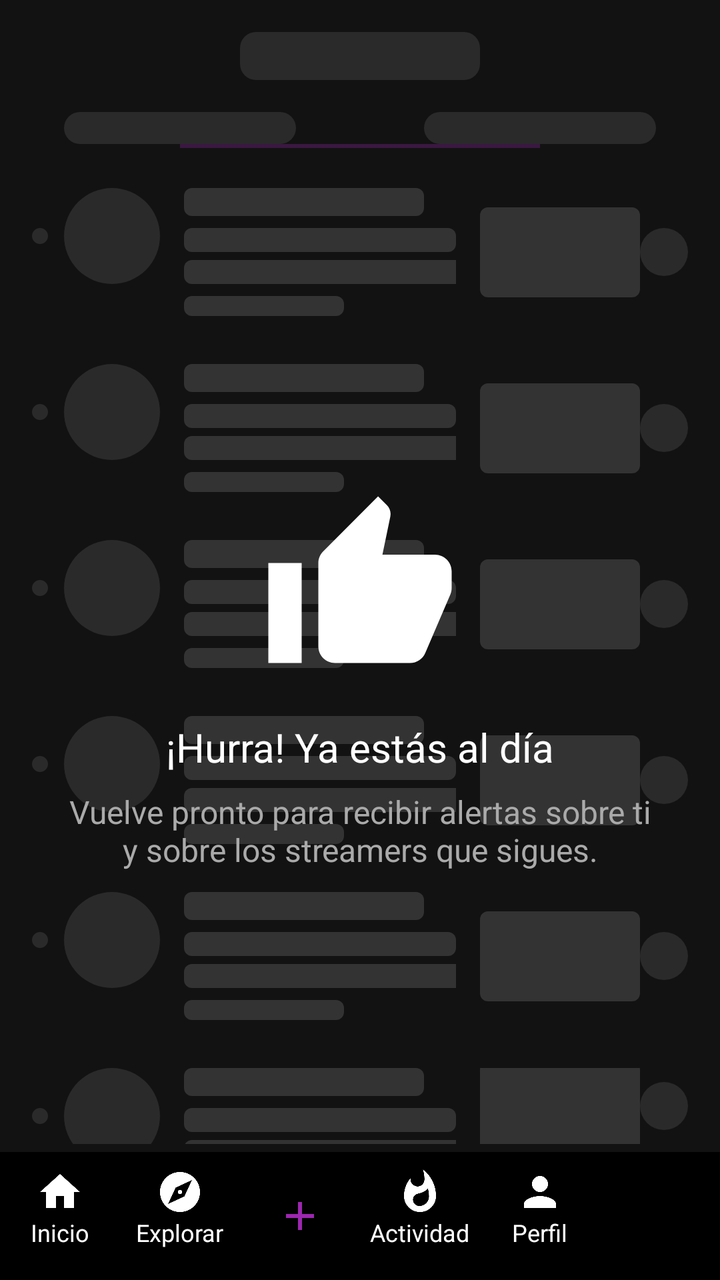
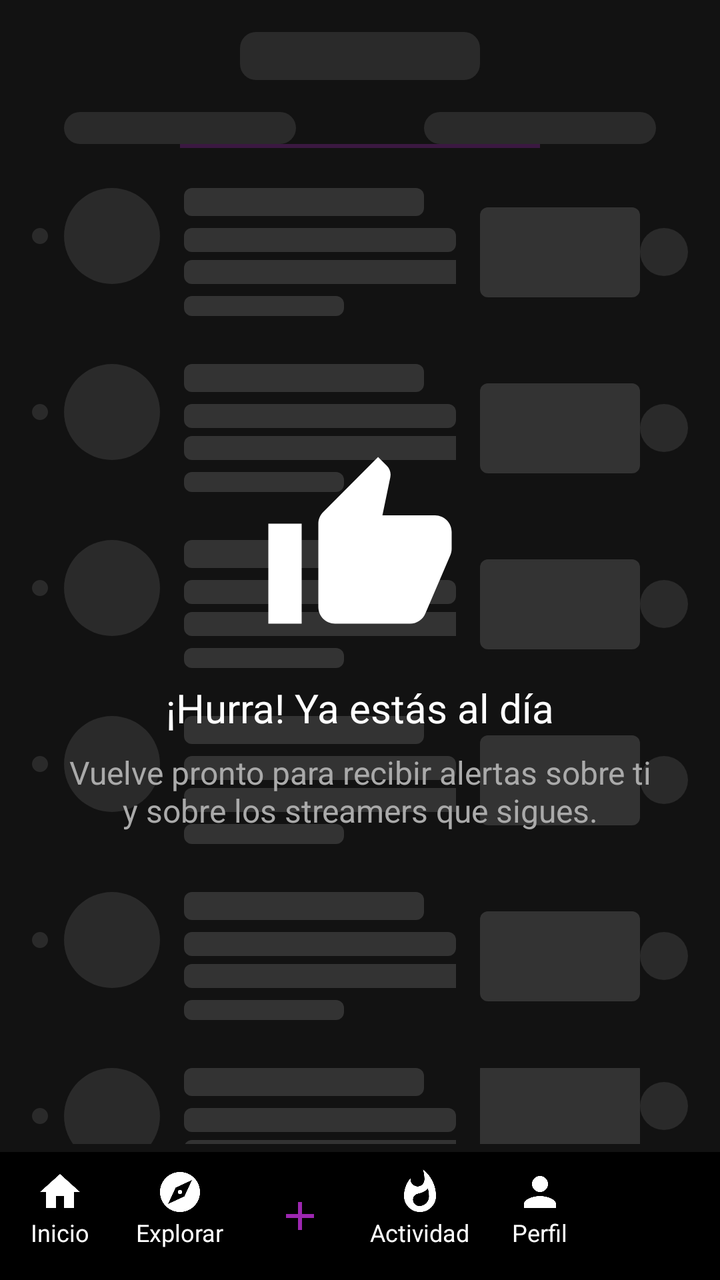

Screens rendered from an Android XML layout before and after an edit, with the pre-edit source and the edit as a unified diff.
<!-- AndroidManifest.xml: application theme Theme.CourseV -->
<!-- res/layout/fragment_notificaciones.xml -->
<?xml version="1.0" encoding="utf-8"?>
<androidx.constraintlayout.widget.ConstraintLayout xmlns:android="http://schemas.android.com/apk/res/android"
    xmlns:app="http://schemas.android.com/apk/res-auto"
    xmlns:tools="http://schemas.android.com/tools"
    android:layout_width="match_parent"
    android:layout_height="match_parent"
    android:background="#121212"
    tools:context=".ui.NotificacionesFragment">

    
    <TextView
        android:id="@+id/titleText"
        android:layout_width="wrap_content"
        android:layout_height="wrap_content"
        android:layout_marginTop="16dp"
        android:text="Actividad"
        android:textColor="#FFFFFF"
        android:textSize="24sp"
        android:textStyle="bold"
        app:layout_constraintEnd_toEndOf="parent"
        app:layout_constraintStart_toStartOf="parent"
        app:layout_constraintTop_toTopOf="parent" />

    
    <androidx.constraintlayout.widget.ConstraintLayout
        android:id="@+id/tabLayout"
        android:layout_width="match_parent"
        android:layout_height="wrap_content"
        android:layout_marginTop="16dp"
        app:layout_constraintTop_toBottomOf="@id/titleText">

        <TextView
            android:id="@+id/notificacionesTab"
            android:layout_width="0dp"
            android:layout_height="wrap_content"
            android:gravity="center"
            android:paddingVertical="8dp"
            android:text="Notificaciones (0)"
            android:textColor="#9C27B0"
            android:textSize="16sp"
            app:layout_constraintEnd_toStartOf="@+id/susurrosTab"
            app:layout_constraintStart_toStartOf="parent"
            app:layout_constraintTop_toTopOf="parent" />

        <TextView
            android:id="@+id/susurrosTab"
            android:layout_width="0dp"
            android:layout_height="wrap_content"
            android:gravity="center"
            android:paddingVertical="8dp"
            android:text="Susurros (0)"
            android:textColor="#FFFFFF"
            android:textSize="16sp"
            app:layout_constraintEnd_toEndOf="parent"
            app:layout_constraintStart_toEndOf="@+id/notificacionesTab"
            app:layout_constraintTop_toTopOf="parent" />
    </androidx.constraintlayout.widget.ConstraintLayout>

    
    <View
        android:id="@+id/tabIndicator"
        android:layout_width="0dp"
        android:layout_height="2dp"
        android:background="#9C27B0"
        app:layout_constraintEnd_toEndOf="@id/tabLayout"
        app:layout_constraintStart_toStartOf="@id/tabLayout"
        app:layout_constraintWidth_percent="0.5"
        app:layout_constraintTop_toBottomOf="@id/tabLayout" />

    
    <include
        android:id="@+id/skeletonLayout"
        layout="@layout/layout_notifications_skeleton"
        android:layout_width="0dp"
        android:layout_height="0dp"
        android:visibility="visible"
        app:layout_constraintBottom_toBottomOf="parent"
        app:layout_constraintEnd_toEndOf="parent"
        app:layout_constraintStart_toStartOf="parent"
        app:layout_constraintTop_toTopOf="parent" />

    
    <androidx.recyclerview.widget.RecyclerView
        android:id="@+id/notificationsRecyclerView"
        android:layout_width="match_parent"
        android:layout_height="0dp"
        android:visibility="gone"
        android:padding="8dp"
        android:clipToPadding="false"
        app:layout_constraintBottom_toTopOf="@id/bottomNavigation"
        app:layout_constraintTop_toBottomOf="@id/tabIndicator"
        tools:listitem="@layout/item_notification" />

    
    <LinearLayout
        android:id="@+id/emptyStateLayout"
        android:layout_width="match_parent"
        android:layout_height="0dp"
        android:gravity="center"
        android:orientation="vertical"
        app:layout_constraintBottom_toTopOf="@id/bottomNavigation"
        app:layout_constraintTop_toBottomOf="@id/tabIndicator">

        
        <ImageView
            android:layout_width="100dp"
            android:layout_height="100dp"
            android:src="@drawable/ic_thumbs_up" />

        <TextView
            android:layout_width="wrap_content"
            android:layout_height="wrap_content"
            android:layout_marginTop="16dp"
            android:text="¡Hurra! Ya estás al día"
            android:textColor="#FFFFFF"
            android:textSize="20sp" />

        <TextView
            android:layout_width="wrap_content"
            android:layout_height="wrap_content"
            android:layout_marginTop="8dp"
            android:gravity="center"
            android:paddingHorizontal="32dp"
            android:text="Vuelve pronto para recibir alertas sobre ti y sobre los streamers que sigues."
            android:textColor="#AAAAAA"
            android:textSize="16sp" />
    </LinearLayout>

    
    <include 
        layout="@layout/component_bottom_navigation" 
        android:id="@+id/bottomNavigation"
        app:layout_constraintBottom_toBottomOf="parent"
        app:layout_constraintStart_toStartOf="parent"
        app:layout_constraintEnd_toEndOf="parent"
        android:layout_width="0dp"
        android:layout_height="wrap_content" />

</androidx.constraintlayout.widget.ConstraintLayout>
<!-- res/layout/layout_notifications_skeleton.xml (included above) -->
<?xml version="1.0" encoding="utf-8"?>
<androidx.constraintlayout.widget.ConstraintLayout xmlns:android="http://schemas.android.com/apk/res/android"
    xmlns:app="http://schemas.android.com/apk/res-auto"
    android:id="@+id/skeletonContainer"
    android:layout_width="match_parent"
    android:layout_height="match_parent"
    android:background="#121212"
    android:stateListAnimator="@animator/skeleton_shimmer">

    
    <View
        android:id="@+id/skeletonTitle"
        android:layout_width="120dp"
        android:layout_height="24dp"
        android:layout_marginTop="16dp"
        android:background="@drawable/bg_skeleton_shape"
        app:layout_constraintEnd_toEndOf="parent"
        app:layout_constraintStart_toStartOf="parent"
        app:layout_constraintTop_toTopOf="parent" />

    
    <LinearLayout
        android:id="@+id/skeletonTabLayout"
        android:layout_width="match_parent"
        android:layout_height="wrap_content"
        android:layout_marginTop="16dp"
        android:orientation="horizontal"
        android:gravity="center"
        app:layout_constraintTop_toBottomOf="@id/skeletonTitle">

        <View
            android:layout_width="0dp"
            android:layout_weight="1"
            android:layout_height="16dp"
            android:layout_marginHorizontal="32dp"
            android:background="@drawable/bg_skeleton_shape" />

        <View
            android:layout_width="0dp"
            android:layout_weight="1"
            android:layout_height="16dp"
            android:layout_marginHorizontal="32dp"
            android:background="@drawable/bg_skeleton_shape" />
    </LinearLayout>

    
    <View
        android:id="@+id/skeletonTabIndicator"
        android:layout_width="0dp"
        android:layout_height="2dp"
        android:background="#9C27B0"
        android:alpha="0.3"
        app:layout_constraintEnd_toEndOf="parent"
        app:layout_constraintStart_toStartOf="parent"
        app:layout_constraintWidth_percent="0.5"
        app:layout_constraintTop_toBottomOf="@id/skeletonTabLayout" />

    
    <LinearLayout
        android:id="@+id/skeletonNotificationsList"
        android:layout_width="match_parent"
        android:layout_height="0dp"
        android:orientation="vertical"
        android:paddingTop="8dp"
        app:layout_constraintTop_toBottomOf="@id/skeletonTabIndicator"
        app:layout_constraintBottom_toTopOf="@id/skeletonBottomNav">

        <include layout="@layout/item_notification_skeleton" />
        <include layout="@layout/item_notification_skeleton" />
        <include layout="@layout/item_notification_skeleton" />
        <include layout="@layout/item_notification_skeleton" />
        <include layout="@layout/item_notification_skeleton" />
        <include layout="@layout/item_notification_skeleton" />

    </LinearLayout>

    
    <LinearLayout
        android:id="@+id/skeletonBottomNav"
        android:layout_width="match_parent"
        android:layout_height="56dp"
        android:background="#000000"
        android:gravity="center_vertical"
        android:orientation="horizontal"
        android:paddingHorizontal="16dp"
        app:layout_constraintBottom_toBottomOf="parent">

        <View
            android:layout_width="0dp"
            android:layout_height="24dp"
            android:layout_weight="1"
            android:layout_margin="12dp"
            android:background="@drawable/bg_skeleton_shape" />

        <View
            android:layout_width="0dp"
            android:layout_height="24dp"
            android:layout_weight="1"
            android:layout_margin="12dp"
            android:background="@drawable/bg_skeleton_shape" />

        <View
            android:layout_width="0dp"
            android:layout_height="36dp"
            android:layout_weight="1"
            android:layout_margin="8dp"
            android:background="@drawable/bg_skeleton_shape" />

        <View
            android:layout_width="0dp"
            android:layout_height="24dp"
            android:layout_weight="1"
            android:layout_margin="12dp"
            android:background="@drawable/bg_skeleton_shape" />

        <View
            android:layout_width="0dp"
            android:layout_height="24dp"
            android:layout_weight="1"
            android:layout_margin="12dp"
            android:background="@drawable/bg_skeleton_shape" />

    </LinearLayout>

</androidx.constraintlayout.widget.ConstraintLayout>
<!-- res/layout/item_notification.xml (included above) -->
<?xml version="1.0" encoding="utf-8"?>
<androidx.constraintlayout.widget.ConstraintLayout xmlns:android="http://schemas.android.com/apk/res/android"
    xmlns:app="http://schemas.android.com/apk/res-auto"
    xmlns:tools="http://schemas.android.com/tools"
    android:layout_width="match_parent"
    android:layout_height="wrap_content"
    android:background="#121212"
    android:paddingVertical="12dp"
    android:paddingHorizontal="16dp">

    
    <FrameLayout
        android:id="@+id/iconContainer"
        android:layout_width="48dp"
        android:layout_height="48dp"
        android:background="@drawable/bg_notification_icon"
        app:layout_constraintStart_toStartOf="parent"
        app:layout_constraintTop_toTopOf="parent">

        
        <ImageView
            android:id="@+id/notificationIcon"
            android:layout_width="24dp"
            android:layout_height="24dp"
            android:layout_gravity="center"
            android:src="@drawable/ic_favorite"
            app:tint="#FFFFFF" />

        
        <View
            android:id="@+id/unreadIndicator"
            android:layout_width="10dp"
            android:layout_height="10dp"
            android:layout_gravity="top|end"
            android:layout_marginTop="-2dp"
            android:layout_marginEnd="-2dp"
            android:background="@drawable/circle_blue"
            android:visibility="gone" />
    </FrameLayout>

    
    <LinearLayout
        android:id="@+id/contentContainer"
        android:layout_width="0dp"
        android:layout_height="wrap_content"
        android:layout_marginStart="12dp"
        android:layout_marginEnd="12dp"
        android:orientation="vertical"
        app:layout_constraintStart_toEndOf="@id/iconContainer"
        app:layout_constraintEnd_toStartOf="@id/thumbnailCard"
        app:layout_constraintTop_toTopOf="parent"
        app:layout_constraintBottom_toBottomOf="parent">

        
        <TextView
            android:id="@+id/titleText"
            android:layout_width="match_parent"
            android:layout_height="wrap_content"
            android:text="Para ti"
            android:textColor="#FFFFFF"
            android:textSize="14sp"
            android:textStyle="bold" />

        
        <TextView
            android:id="@+id/messageText"
            android:layout_width="match_parent"
            android:layout_height="wrap_content"
            android:layout_marginTop="4dp"
            android:ellipsize="end"
            android:lineSpacingExtra="2dp"
            android:maxLines="3"
            android:text="Haz que te invite a salir, mándale ESTE mensaje:"
            android:textColor="#CCCCCC"
            android:textSize="13sp" />

        
        <TextView
            android:id="@+id/timeText"
            android:layout_width="match_parent"
            android:layout_height="wrap_content"
            android:layout_marginTop="4dp"
            android:text="hace 2 días"
            android:textColor="#888888"
            android:textSize="12sp" />
    </LinearLayout>

    
    <androidx.cardview.widget.CardView
        android:id="@+id/thumbnailCard"
        android:layout_width="72dp"
        android:layout_height="90dp"
        app:cardBackgroundColor="#2A2A2A"
        app:cardCornerRadius="8dp"
        app:cardElevation="0dp"
        app:layout_constraintEnd_toEndOf="parent"
        app:layout_constraintTop_toTopOf="parent"
        app:layout_constraintBottom_toBottomOf="parent">

        <ImageView
            android:id="@+id/thumbnailImage"
            android:layout_width="match_parent"
            android:layout_height="match_parent"
            android:scaleType="centerCrop"
            android:src="@drawable/placeholder_image" />
    </androidx.cardview.widget.CardView>

    
    <ImageView
        android:id="@+id/senderAvatar"
        android:layout_width="1dp"
        android:layout_height="1dp"
        android:visibility="gone"
        app:layout_constraintStart_toStartOf="parent"
        app:layout_constraintTop_toTopOf="parent" />

</androidx.constraintlayout.widget.ConstraintLayout>
<!-- res/layout/component_bottom_navigation.xml (included above) -->
<?xml version="1.0" encoding="utf-8"?>
<LinearLayout
    xmlns:android="http://schemas.android.com/apk/res/android"
    xmlns:app="http://schemas.android.com/apk/res-auto"
    android:id="@+id/bottomNavigation"
    android:layout_width="match_parent"
    android:layout_height="wrap_content"
    android:background="#000000"
    android:orientation="horizontal"
    android:animateLayoutChanges="false"
    android:paddingTop="8dp"
    android:paddingBottom="8dp">

    
    <LinearLayout
        android:id="@+id/homeNavLayout"
        android:layout_width="0dp"
        android:layout_height="wrap_content"
        android:layout_weight="1"
        android:gravity="center"
        android:orientation="vertical">

        <ImageView
            android:id="@+id/homeIconImageView"
            android:layout_width="24dp"
            android:layout_height="24dp"
            android:src="@drawable/ic_home"
            app:tint="#FFFFFF" />

        <TextView
            android:layout_width="wrap_content"
            android:layout_height="wrap_content"
            android:text="Inicio"
            android:textColor="#FFFFFF"
            android:textSize="12sp" />
    </LinearLayout>

    <LinearLayout
        android:id="@+id/exploreButton"
        android:layout_width="0dp"
        android:layout_height="wrap_content"
        android:layout_weight="1"
        android:gravity="center"
        android:orientation="vertical">

        <ImageView
            android:id="@+id/exploreIconImageView"
            android:layout_width="24dp"
            android:layout_height="24dp"
            android:src="@drawable/ic_explore"
            app:tint="#FFFFFF" />

        <TextView
            android:layout_width="wrap_content"
            android:layout_height="wrap_content"
            android:text="Explorar"
            android:textColor="#FFFFFF"
            android:textSize="12sp" />
    </LinearLayout>

    <LinearLayout
        android:layout_width="0dp"
        android:layout_height="wrap_content"
        android:layout_weight="1"
        android:gravity="center"
        android:orientation="vertical">

        <ImageButton
            android:id="@+id/goToHomeButton"
            android:layout_width="48dp"
            android:layout_height="48dp"
            android:background="@android:color/transparent"
            android:contentDescription="Ir a inicio"
            android:src="@drawable/ic_add"
            app:tint="#9C27B0" />
    </LinearLayout>

    <LinearLayout
        android:id="@+id/activityButton"
        android:layout_width="0dp"
        android:layout_height="wrap_content"
        android:layout_weight="1"
        android:gravity="center"
        android:orientation="vertical">

        <FrameLayout
            android:layout_width="wrap_content"
            android:layout_height="wrap_content">

            <ImageView
                android:id="@+id/activityIconImageView"
                android:layout_width="24dp"
                android:layout_height="24dp"
                android:src="@drawable/ic_activity"
                app:tint="#FFFFFF" />

            
            <TextView
                android:id="@+id/notificationBadge"
                android:layout_width="18dp"
                android:layout_height="18dp"
                android:layout_gravity="top|end"
                android:layout_marginStart="12dp"
                android:layout_marginTop="-4dp"
                android:background="@drawable/bg_notification_badge"
                android:gravity="center"
                android:textColor="#FFFFFF"
                android:textSize="10sp"
                android:textStyle="bold"
                android:visibility="gone"
                android:text="0" />
        </FrameLayout>

        <TextView
            android:layout_width="wrap_content"
            android:layout_height="wrap_content"
            android:text="Actividad"
            android:textColor="#FFFFFF"
            android:textSize="12sp" />
    </LinearLayout>

    <LinearLayout
        android:id="@+id/profileNavButton"
        android:layout_width="0dp"
        android:layout_height="wrap_content"
        android:layout_weight="1"
        android:gravity="center"
        android:orientation="vertical">

        <ImageView
            android:id="@+id/profileIconImageView"
            android:layout_width="wrap_content"
            android:layout_height="wrap_content"
            android:src="@drawable/ic_profile"
            app:tint="#FFFFFF" />

        <TextView
            android:layout_width="wrap_content"
            android:layout_height="wrap_content"
            android:text="Perfil"
            android:textColor="#FFFFFF"
            android:textSize="12sp" />
    </LinearLayout>

    
    <FrameLayout
        android:id="@+id/adminSlot"
        android:layout_width="0dp"
        android:layout_height="wrap_content"
        android:layout_weight="1"
        android:gravity="center">

        
        <LinearLayout
            android:id="@+id/goToAdminButton"
            android:layout_width="match_parent"
            android:layout_height="wrap_content"
            android:gravity="center"
            android:orientation="vertical"
            android:visibility="invisible">
+
            <ImageView
                android:layout_width="wrap_content"
                android:layout_height="wrap_content"
                android:src="@drawable/ic_home"
                app:tint="#9C27B0" />

            <TextView
                android:layout_width="wrap_content"
                android:layout_height="wrap_content"
                android:text="Admin"
                android:textColor="#9C27B0"
                android:textSize="12sp" />
        </LinearLayout>
    </FrameLayout>
</LinearLayout>
<!-- res/layout/item_notification_skeleton.xml (included above) -->
<?xml version="1.0" encoding="utf-8"?>
<androidx.constraintlayout.widget.ConstraintLayout xmlns:android="http://schemas.android.com/apk/res/android"
    xmlns:app="http://schemas.android.com/apk/res-auto"
    android:layout_width="match_parent"
    android:layout_height="wrap_content"
    android:background="#121212"
    android:paddingVertical="12dp"
    android:paddingHorizontal="16dp"
    android:stateListAnimator="@animator/skeleton_shimmer">

    
    <View
        android:id="@+id/skeletonUnreadIndicator"
        android:layout_width="8dp"
        android:layout_height="8dp"
        android:layout_marginEnd="12dp"
        android:background="@drawable/bg_skeleton_circle"
        app:layout_constraintStart_toStartOf="parent"
        app:layout_constraintTop_toTopOf="@id/skeletonSenderAvatar"
        app:layout_constraintBottom_toBottomOf="@id/skeletonSenderAvatar" />

    
    <View
        android:id="@+id/skeletonSenderAvatar"
        android:layout_width="48dp"
        android:layout_height="48dp"
        android:layout_marginStart="8dp"
        android:background="@drawable/bg_skeleton_circle"
        app:layout_constraintStart_toEndOf="@id/skeletonUnreadIndicator"
        app:layout_constraintTop_toTopOf="parent" />

    
    <LinearLayout
        android:id="@+id/skeletonContentContainer"
        android:layout_width="0dp"
        android:layout_height="wrap_content"
        android:layout_marginStart="12dp"
        android:layout_marginEnd="12dp"
        android:orientation="vertical"
        app:layout_constraintStart_toEndOf="@id/skeletonSenderAvatar"
        app:layout_constraintEnd_toStartOf="@id/skeletonThumbnail"
        app:layout_constraintTop_toTopOf="parent"
        app:layout_constraintBottom_toBottomOf="parent">

        
        <View
            android:layout_width="120dp"
            android:layout_height="14dp"
            android:background="@drawable/bg_skeleton_rect" />

        
        <View
            android:layout_width="match_parent"
            android:layout_height="12dp"
            android:layout_marginTop="6dp"
            android:background="@drawable/bg_skeleton_rect" />

        
        <View
            android:layout_width="180dp"
            android:layout_height="12dp"
            android:layout_marginTop="4dp"
            android:background="@drawable/bg_skeleton_rect" />

        
        <View
            android:layout_width="80dp"
            android:layout_height="10dp"
            android:layout_marginTop="6dp"
            android:background="@drawable/bg_skeleton_rect" />
    </LinearLayout>

    
    <View
        android:id="@+id/skeletonThumbnail"
        android:layout_width="80dp"
        android:layout_height="45dp"
        android:background="@drawable/bg_skeleton_rect"
        app:layout_constraintEnd_toStartOf="@id/skeletonMenuButton"
        app:layout_constraintTop_toTopOf="parent"
        app:layout_constraintBottom_toBottomOf="parent" />

    
    <View
        android:id="@+id/skeletonMenuButton"
        android:layout_width="24dp"
        android:layout_height="24dp"
        android:layout_marginStart="8dp"
        android:background="@drawable/bg_skeleton_circle"
        app:layout_constraintEnd_toEndOf="parent"
        app:layout_constraintTop_toTopOf="parent"
        app:layout_constraintBottom_toBottomOf="parent" />

</androidx.constraintlayout.widget.ConstraintLayout>
<!-- resources referenced by this layout -->
<resources>
  <!-- drawable bg_notification_badge (drawable) -->
  <?xml version="1.0" encoding="utf-8"?>
  <shape xmlns:android="http://schemas.android.com/apk/res/android"
      android:shape="oval">
      <solid android:color="#FF0000" />
      <size
          android:width="18dp"
          android:height="18dp" />
  </shape>
  <!-- drawable bg_notification_icon (drawable) -->
  <?xml version="1.0" encoding="utf-8"?>
  <shape xmlns:android="http://schemas.android.com/apk/res/android"
      android:shape="oval">
      <gradient
          android:startColor="#E91E63"
          android:endColor="#9C27B0"
          android:angle="135" />
  </shape>
  <!-- drawable bg_skeleton_circle (drawable) -->
  <?xml version="1.0" encoding="utf-8"?>
  <shape xmlns:android="http://schemas.android.com/apk/res/android" android:shape="oval">
      <solid android:color="#2A2A2A" />
  </shape>
  <!-- drawable bg_skeleton_rect (drawable) -->
  <?xml version="1.0" encoding="utf-8"?>
  <shape xmlns:android="http://schemas.android.com/apk/res/android" android:shape="rectangle">
      <corners android:radius="4dp"/>
      <solid android:color="#333333"/>
  </shape>
  <!-- drawable bg_skeleton_shape (drawable) -->
  <?xml version="1.0" encoding="utf-8"?>
  <shape xmlns:android="http://schemas.android.com/apk/res/android">
      <solid android:color="#2A2A2A" />
      <corners android:radius="8dp" />
  </shape>
  <!-- drawable circle_blue (drawable) -->
  <?xml version="1.0" encoding="utf-8"?>
  <shape xmlns:android="http://schemas.android.com/apk/res/android"
      android:shape="oval">
      <solid android:color="#2196F3" />
  </shape>
  <!-- drawable ic_add (drawable) -->
  <vector xmlns:android="http://schemas.android.com/apk/res/android"
      android:width="24dp"
      android:height="24dp"
      android:viewportWidth="24"
      android:viewportHeight="24">
      <path
          android:fillColor="#FFFFFF"
          android:pathData="M19,13h-6v6h-2v-6H5v-2h6V5h2v6h6v2z"/>
  </vector>
  <!-- drawable ic_home (drawable) -->
  <vector xmlns:android="http://schemas.android.com/apk/res/android"
      android:width="24dp"
      android:height="24dp"
      android:viewportWidth="24"
      android:viewportHeight="24">
      <path
          android:fillColor="#FFFFFF"
          android:pathData="M10,20v-6h4v6h5v-8h3L12,3 2,12h3v8z"/>
  </vector>
  <!-- drawable ic_profile (drawable) -->
  <vector xmlns:android="http://schemas.android.com/apk/res/android"
      android:width="24dp"
      android:height="24dp"
      android:viewportWidth="24"
      android:viewportHeight="24">
      <path
          android:fillColor="#FFFFFF"
          android:pathData="M12,12c2.21,0 4,-1.79 4,-4s-1.79,-4 -4,-4 -4,1.79 -4,4 1.79,4 4,4zM12,14c-2.67,0 -8,1.34 -8,4v2h16v-2c0,-2.66 -5.33,-4 -8,-4z"/>
  </vector>
  <!-- drawable placeholder_image (drawable) -->
  <?xml version="1.0" encoding="utf-8"?>
  <shape xmlns:android="http://schemas.android.com/apk/res/android"
      android:shape="rectangle">
      <solid android:color="#333333" />
      <corners android:radius="4dp" />
  </shape>
  <style name="Theme.CourseV" parent="Base.Theme.CourseV" />
  <style name="Base.Theme.CourseV" parent="Theme.Material3.DayNight.NoActionBar">
          
          
          
          
          <item name="appBarLayoutStyle">@style/Widget.App.AppBarLayout</item>
          <item name="collapsingToolbarLayoutStyle">@style/Widget.App.CollapsingToolbar</item>
      </style>
  <style name="Widget.App.AppBarLayout" parent="Widget.Material3.AppBarLayout">
          <item name="android:background">#000000</item>
          <item name="liftOnScroll">false</item>
          <item name="elevation">0dp</item>
      </style>
  <style name="Widget.App.CollapsingToolbar" parent="Widget.Material3.CollapsingToolbar">
          <item name="android:background">#000000</item>
          <item name="contentScrim">#000000</item>
          <item name="statusBarScrim">#000000</item>
      </style>
  <!-- unchanged entries left out for length: 4 -->
</resources>

<!-- the commit's change to res/layout/fragment_notificaciones.xml (unified diff, before → after) -->
@@ -13,59 +13,13 @@
         android:layout_width="wrap_content"
         android:layout_height="wrap_content"
         android:layout_marginTop="16dp"
-        android:text="Actividad"
+        android:text="Notificaciones"
         android:textColor="#FFFFFF"
         android:textSize="24sp"
         android:textStyle="bold"
         app:layout_constraintEnd_toEndOf="parent"
         app:layout_constraintStart_toStartOf="parent"
         app:layout_constraintTop_toTopOf="parent" />
-
-    
-    <androidx.constraintlayout.widget.ConstraintLayout
-        android:id="@+id/tabLayout"
-        android:layout_width="match_parent"
-        android:layout_height="wrap_content"
-        android:layout_marginTop="16dp"
-        app:layout_constraintTop_toBottomOf="@id/titleText">
-
-        <TextView
-            android:id="@+id/notificacionesTab"
-            android:layout_width="0dp"
-            android:layout_height="wrap_content"
-            android:gravity="center"
-            android:paddingVertical="8dp"
-            android:text="Notificaciones (0)"
-            android:textColor="#9C27B0"
-            android:textSize="16sp"
-            app:layout_constraintEnd_toStartOf="@+id/susurrosTab"
-            app:layout_constraintStart_toStartOf="parent"
-            app:layout_constraintTop_toTopOf="parent" />
-
-        <TextView
-            android:id="@+id/susurrosTab"
-            android:layout_width="0dp"
-            android:layout_height="wrap_content"
-            android:gravity="center"
-            android:paddingVertical="8dp"
-            android:text="Susurros (0)"
-            android:textColor="#FFFFFF"
-            android:textSize="16sp"
-            app:layout_constraintEnd_toEndOf="parent"
-            app:layout_constraintStart_toEndOf="@+id/notificacionesTab"
-            app:layout_constraintTop_toTopOf="parent" />
-    </androidx.constraintlayout.widget.ConstraintLayout>
-
-    
-    <View
-        android:id="@+id/tabIndicator"
-        android:layout_width="0dp"
-        android:layout_height="2dp"
-        android:background="#9C27B0"
-        app:layout_constraintEnd_toEndOf="@id/tabLayout"
-        app:layout_constraintStart_toStartOf="@id/tabLayout"
-        app:layout_constraintWidth_percent="0.5"
-        app:layout_constraintTop_toBottomOf="@id/tabLayout" />
 
     
     <include
@@ -88,7 +42,8 @@
         android:padding="8dp"
         android:clipToPadding="false"
         app:layout_constraintBottom_toTopOf="@id/bottomNavigation"
-        app:layout_constraintTop_toBottomOf="@id/tabIndicator"
+        app:layout_constraintTop_toBottomOf="@id/titleText"
+        android:layout_marginTop="16dp"
         tools:listitem="@layout/item_notification" />
 
     
@@ -99,7 +54,8 @@
         android:gravity="center"
         android:orientation="vertical"
         app:layout_constraintBottom_toTopOf="@id/bottomNavigation"
-        app:layout_constraintTop_toBottomOf="@id/tabIndicator">
+        app:layout_constraintTop_toBottomOf="@id/titleText"
+        android:layout_marginTop="16dp">
 
         
         <ImageView
